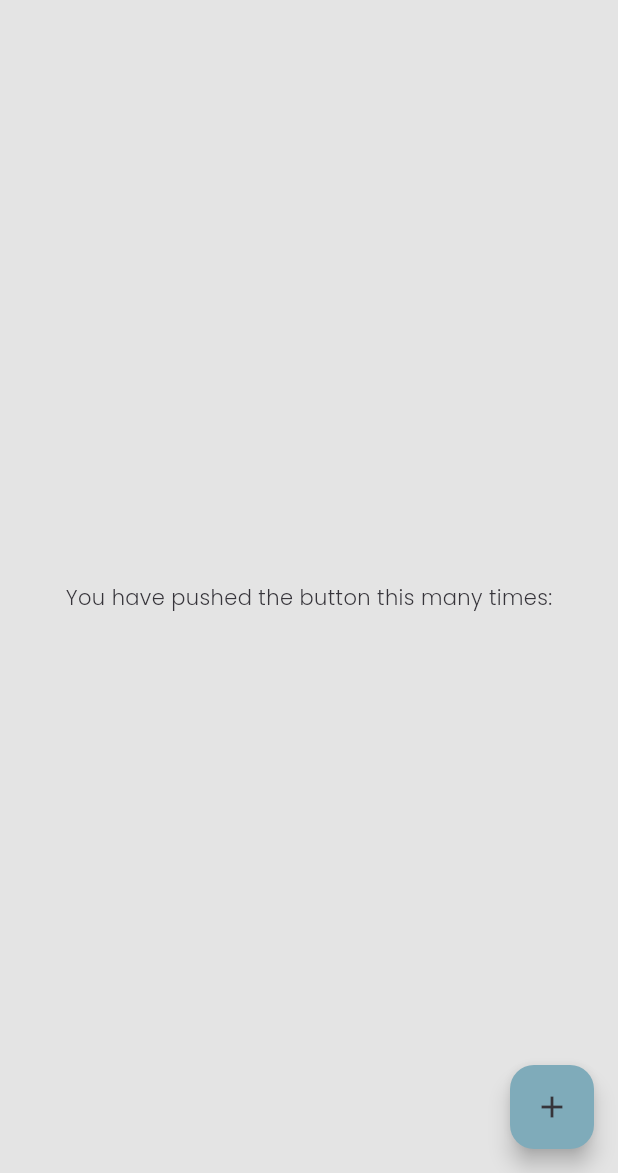
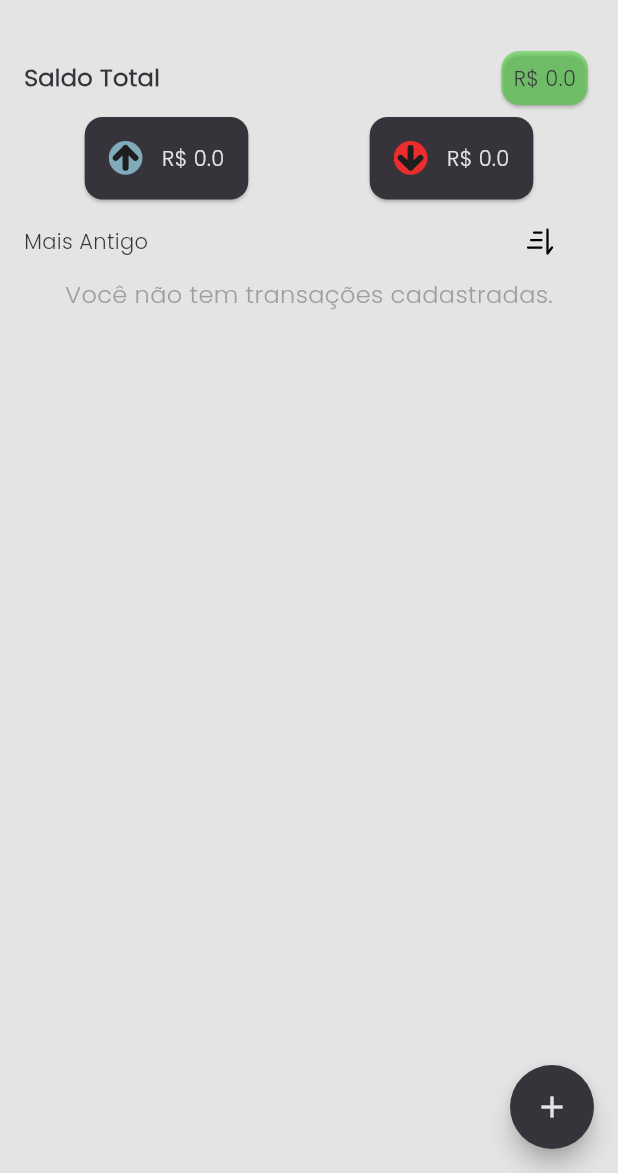
Before and after one commit to DevDaleee/Opty-test-mobile, a Flutter app: the HomePage screen opened by its route, on a phone screen of 412 x 824 dp, the part 63-1236 px from its top. Run offline on Flutter 3.47's test engine with Material 3 defaults, Android fonts, the phone set to English and light mode, and no system bars; our stand-ins replace dio, flutter_native_splash, flutter_svg, shared_preferences, toastification; accounts and stored records are empty; network calls fail.

```diff
--- /dev/null
+++ b/lib/components/cards/cashflow_card.dart
@@ -0,0 +1,38 @@
+// ignore_for_file: file_names
+
+import 'package:finance/components/helper/sizes.dart';
+import 'package:flutter_svg/svg.dart';
+import 'package:flutter/material.dart';
+
+class CashFlowCard extends StatelessWidget {
+  final String value;
+  final String image;
+  const CashFlowCard({super.key, required this.image, required this.value});
+
+  @override
+  Widget build(BuildContext context) {
+    return Card(
+      color: Theme.of(context).colorScheme.inverseSurface,
+      child: Padding(
+        padding: const EdgeInsets.all(PaddingSizes.lg),
+        child: Row(
+          children: [
+            SvgPicture.asset(
+              image,
+              fit: BoxFit.scaleDown,
+            ),
+            SizedBox(
+              width: MediaQuery.of(context).size.width * 0.03,
+            ),
+            Text(
+              'R\$ $value',
+              style: TextStyle(
+                color: Theme.of(context).colorScheme.surface,
+              ),
+            ),
+          ],
+        ),
+      ),
+    );
+  }
+}
--- a/lib/components/helper/regex.dart
+++ /dev/null
@@ -1 +0,0 @@
-final RegExp emailRegex = RegExp(r'^[\w-\.]+@([\w-]+\.)+[\w-]{2,4}$');
--- a/lib/components/tostification.dart
+++ b/lib/components/tostification.dart
@@ -3,7 +3,7 @@ import 'package:toastification/toastification.dart';
 
 void showToast(BuildContext context, Map<String, dynamic> response) {
   ToastificationType type;
-  if (response['statusCode'] == 200 || response['statusCode'] == 201) {
+  if (response['status_code'] == 200 || response['status_code'] == 201) {
     type = ToastificationType.success;
   } else {
     type = ToastificationType.error;
--- a/lib/pages/home/home_page.dart
+++ b/lib/pages/home/home_page.dart
@@ -1,4 +1,12 @@
+import 'package:finance/components/cards/cashFlow_card.dart';
+import 'package:finance/components/cards/history_card.dart';
+import 'package:finance/components/helper/colors.dart';
+import 'package:finance/components/helper/sizes.dart';
+import 'package:finance/components/option_menu.dart';
+import 'package:finance/providers/cash_flow_provider.dart';
 import 'package:flutter/material.dart';
+import 'package:flutter_svg/svg.dart';
+import 'package:provider/provider.dart';
 
 class HomePage extends StatefulWidget {
   const HomePage({super.key});
@@ -10,26 +18,126 @@ class HomePage extends StatefulWidget {
 class _HomePageState extends State<HomePage> {
   @override
   Widget build(BuildContext context) {
+    final GlobalKey iconKey = GlobalKey();
     return Scaffold(
       appBar: AppBar(
         title: const Text('Finan.ce'),
       ),
-      body: const Center(
-        child: Column(
-          mainAxisAlignment: MainAxisAlignment.center,
-          children: <Widget>[
-            Text(
-              'You have pushed the button this many times:',
+      body: Consumer<CashFlowProvider>(
+        builder: (context, provider, _) => SingleChildScrollView(
+          child: Padding(
+            padding: const EdgeInsets.all(PaddingSizes.lg),
+            child: Column(
+              children: [
+                Row(
+                  mainAxisAlignment: MainAxisAlignment.spaceBetween,
+                  children: [
+                    const Text(
+                      'Saldo Total',
+                      style: TextStyle(
+                        fontSize: TextSizes.md,
+                        fontWeight: FontWeight.bold,
+                      ),
+                    ),
+                    Card(
+                      color: provider.totalBalance >= 0
+                          ? namedColors['green']!.withOpacity(
+                              Theme.of(context).brightness == Brightness.dark
+                                  ? 0.35
+                                  : 0.5,
+                            )
+                          : namedColors['red']!.withOpacity(
+                              Theme.of(context).brightness == Brightness.dark
+                                  ? 0.35
+                                  : 0.5,
+                            ),
+                      child: Padding(
+                        padding: const EdgeInsets.all(PaddingSizes.sm),
+                        child: Text(
+                          'R\$ ${provider.totalBalance}',
+                          style: TextStyle(
+                            color: Theme.of(context).colorScheme.inverseSurface,
+                          ),
+                        ),
+                      ),
+                    ),
+                  ],
+                ),
+                Row(
+                  crossAxisAlignment: CrossAxisAlignment.center,
+                  mainAxisAlignment: MainAxisAlignment.spaceAround,
+                  children: [
+                    CashFlowCard(
+                      image: 'assets/icons/arrow-up.svg',
+                      value: provider.cashIn.toString(),
+                    ),
+                    CashFlowCard(
+                      image: 'assets/icons/arrow-down.svg',
+                      value: provider.cashOut.toString(),
+                    ),
+                  ],
+                ),
+                Center(
+                  child: Row(
+                    mainAxisAlignment: MainAxisAlignment.spaceBetween,
+                    children: [
+                      Text(provider
+                          .getSelectedFilter(provider.selectedFilterIndex)),
+                      ElevatedButton(
+                        key: iconKey,
+                        onPressed: () {
+                          showOptionsMenu(context, iconKey);
+                        },
+                        style: const ButtonStyle(
+                            elevation: WidgetStatePropertyAll(0)),
+                        child: SvgPicture.asset(
+                          'assets/icons/${Theme.of(context).brightness != Brightness.dark ? 'D' : 'L'}Sort.svg',
+                          fit: BoxFit.scaleDown,
+                        ),
+                      ),
+                    ],
+                  ),
+                ),
+                Center(
+                  child: provider.cashFlow.isEmpty
+                      ? const Text(
+                          'Você não tem transações cadastradas.',
+                          style: TextStyle(fontSize: 16, color: Colors.grey),
+                        )
+                      : ListView.builder(
+                          shrinkWrap: true,
+                          physics: const NeverScrollableScrollPhysics(),
+                          itemCount: provider.filteredCashFlow.length,
+                          itemBuilder: (BuildContext context, int index) {
+                            return HistoryCard(
+                              title: provider.cashFlow[index].reason ??
+                                  'Sem motivo',
+                              date: provider.cashFlow[index].createdAt ??
+                                  DateTime.now(),
+                              value:
+                                  provider.cashFlow[index].amount?.toString() ??
+                                      '0.00',
+                              isCashIn:
+                                  provider.cashFlow[index].isCashIn ?? true,
+                            );
+                          },
+                        ),
+                ),
+              ],
             ),
-          ],
+          ),
         ),
       ),
       floatingActionButton: FloatingActionButton(
         onPressed: () {
           Navigator.pushNamed(context, '/add-cashFlow');
         },
-        tooltip: 'Increment',
-        child: const Icon(Icons.add),
+        shape: const CircleBorder(),
+        backgroundColor: Theme.of(context).colorScheme.inverseSurface,
+        child: Icon(
+          Icons.add,
+          color: Theme.of(context).colorScheme.surface,
+        ),
       ),
     );
   }
--- a/lib/providers/cash_flow_provider.dart
+++ b/lib/providers/cash_flow_provider.dart
@@ -2,7 +2,107 @@ import 'package:finance/models/cash_flow_models.dart';
 import 'package:flutter/material.dart';
 
 class CashFlowProvider extends ChangeNotifier {
-  List<dynamic> _cashFlow = [];
+  List<CashFlow> _cashFlow = [];
+  List<CashFlow> _filteredCashFlow = [];
+  double totalBalance = 0.00;
+  double cashIn = 0.00;
+  double cashOut = 0.00;
+  int lenght = 0;
+  final List<bool> _selectedFilterValues = [false, false, true, false, false];
+  int _selectedFilterIndex = 3;
+
+  List<CashFlow> get cashFlow => _cashFlow;
+  List<CashFlow> get filteredCashFlow => _filteredCashFlow;
+  int get selectedFilterIndex => _selectedFilterIndex;
+
+  set cashFlow(List<CashFlow> cashFlows) {
+    _cashFlow = cashFlows;
+    totalBalance = _calculateTotalBalance();
+    _cashInAndCashOut();
+    notifyListeners();
+  }
+
+  void _cashInAndCashOut() {
+    for (var element in _cashFlow) {
+      if (element.isCashIn! == true) {
+        cashIn = element.amount!;
+      } else {
+        cashOut = element.amount!;
+      }
+      lenght++;
+    }
+  }
+
+  double _calculateTotalBalance() {
+    return _cashFlow.fold(0.0, (sum, item) {
+      return item.isCashIn! ? sum + item.amount! : sum - item.amount!;
+    });
+  }
+
+  filter(int filterIndex) {
+    for (int i = 0; i < _selectedFilterValues.length; i++) {
+      _selectedFilterValues[i] = i == filterIndex;
+    }
+
+    _selectedFilterIndex = filterIndex;
+
+    switch (filterIndex) {
+      case 0:
+        _filteredCashFlow =
+            _cashFlow.where((value) => value.isCashIn == true).toList();
+        break;
+
+      case 1:
+        _filteredCashFlow =
+            _cashFlow.where((value) => value.isCashIn == false).toList();
+        break;
+
+      case 2:
+        _filteredCashFlow = _cashFlow
+            .where(
+              (value) => value.createdAt != null,
+            )
+            .toList()
+          ..sort((a, b) {
+            return a.createdAt!.difference(DateTime.now()).abs().compareTo(
+                  b.createdAt!.difference(DateTime.now()).abs(),
+                );
+          });
+
+        break;
+
+      case 3:
+        _filteredCashFlow =
+            _cashFlow.where((value) => value.createdAt != null).toList()
+              ..sort((a, b) {
+                return b.createdAt!.difference(DateTime.now()).compareTo(
+                      a.createdAt!.difference(DateTime.now()),
+                    );
+              });
+
+        break;
+
+      default:
+        _filteredCashFlow = [];
+    }
+
+    notifyListeners();
+  }
+
+  String getSelectedFilter(int selectedFilterIndex) {
+    switch (selectedFilterIndex) {
+      case 0:
+        return 'Somente Entradas';
+      case 1:
+        return 'Somente Saídas';
+      case 2:
+        return 'Mais Recente';
+      case 3:
+        return 'Mais Antigo';
+      default:
+        return 'Mais Recente';
+    }
+  }
 
   Category getCategoryFromString(String categoryString) {
     switch (categoryString.toUpperCase()) {
@@ -22,20 +122,4 @@ class CashFlowProvider extends ChangeNotifier {
         return Category.OTHER;
     }
   }
-
-  // initialize(CashFlow data) {
-  //   reason.text = data.reason.toString();
-  //   description.text = data.description.toString();
-  //   category = getCategoryFromString(data.category.toString());
-  //   createdAt = data.createdAt!;
-  //   isCashIn.text = data.isCashIn.toString();
-  // }
-
-  //Getters and Setters
-  List get cashFlow => _cashFlow;
-
-  set cashFlow(List cashFlow) {
-    _cashFlow = cashFlow;
-    notifyListeners();
-  }
 }
--- a/pubspec.yaml
+++ b/pubspec.yaml
@@ -16,6 +16,7 @@ dependencies:
   flutter_native_splash: ^2.4.3
   isar: ^3.1.0+1
   toastification: ^2.3.0
+  flutter_svg: ^2.0.16
 
 dev_dependencies:
   flutter_test:
@@ -37,6 +38,10 @@ flutter:
     - assets/logo/Dlogo.png
     - assets/logo/Llogo.png
     - assets/icons/icon-money.png
+    - assets/icons/arrow-up.svg
+    - assets/icons/arrow-down.svg
+    - assets/icons/DSort.svg
+    - assets/icons/LSort.svg
 
   fonts:
     - family: Poppins
```
Also changed, not shown: lib/components/cards/history_card.dart (added, +68 -0 lines), lib/components/helper/validation_mixin.dart (added, +42 -0 lines), lib/components/option_menu.dart (added, +40 -0 lines), lib/data/cashflow_database.dart (added, +32 -0 lines), lib/models/cash_flow_models.dart (+51 -21 lines), lib/pages/auth/create_account_page.dart (+29 -28 lines), lib/pages/auth/login_page.dart (+28 -28 lines), lib/providers/boot_provider.dart (+15 -3 lines), lib/services/api/cash_flow.dart (+7 -3 lines), assets/icons/DSort.svg (added), assets/icons/LSort.svg (added), assets/icons/arrow-down.svg (added), assets/icons/arrow-up.svg (added), pubspec.lock.
